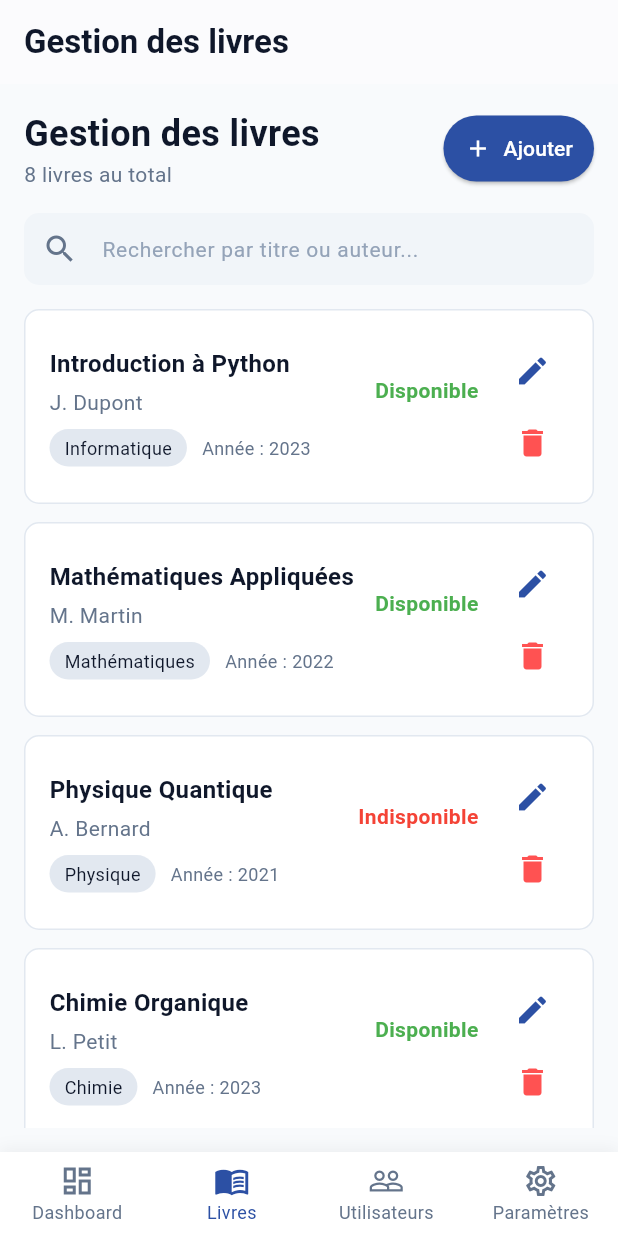
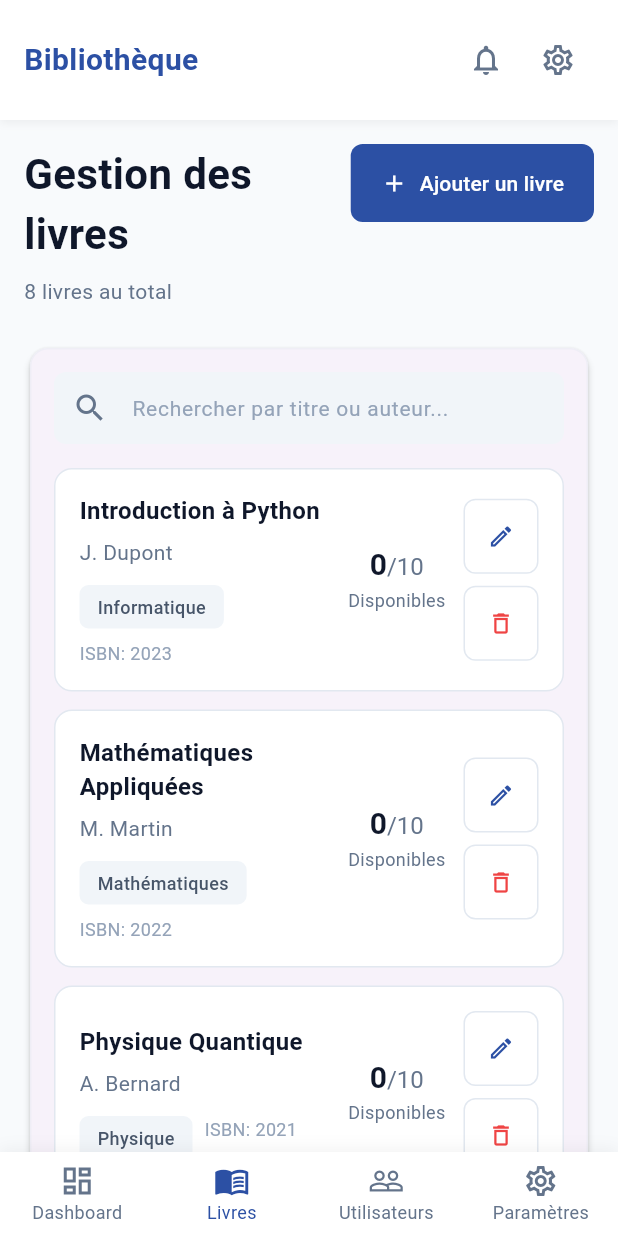
Before and after one commit to fickou/gestion_biblitheque, a Flutter app: the BooksAdminPage screen opened by its route, on a phone screen of 412 x 824 dp. Run offline on Flutter 3.47's test engine with Material 3 defaults, Android fonts, the phone set to English and light mode, and no system bars; our stand-ins replace firebase_core, flutter_riverpod, go_router; accounts and stored records are empty.

Commit message:
ajout des pages books et bookDetails admin

```diff
--- a/lib/config/routes.dart
+++ b/lib/config/routes.dart
@@ -73,10 +73,13 @@ final routerProvider = Provider<GoRouter>((ref) {
         builder: (context, state) => const BooksAdminPage(),
       ),
       GoRoute(
-        path: '/admin/booksdetails',
-        name: 'admin_booksdetails',
-        builder: (context, state) => const BookDetailPage(id: '1',),
-      ),
+      path: '/admin/booksdetails/:id',  // ← Ajoutez :id ici
+      name: 'admin_booksdetails',
+      builder: (context, state) {
+        final id = state.pathParameters['id']!;  // ← Récupérez l'ID
+        return BookDetailPage(id: id);
+      },
+    ),
 
       GoRoute(
         path: '/admin/emprunts',
--- a/lib/screens/admin/books.dart
+++ b/lib/screens/admin/books.dart
@@ -1,6 +1,7 @@
 import 'package:flutter/material.dart';
 import 'package:go_router/go_router.dart';
 import '../../models/book.dart';
+
 class BooksAdminPage extends StatefulWidget {
   const BooksAdminPage({super.key});
 
@@ -11,11 +12,11 @@ class BooksAdminPage extends StatefulWidget {
 class _BooksAdminPageState extends State<BooksAdminPage> {
   String _searchQuery = '';
   late List<Book> _books;
+  bool _isAddDialogOpen = false;
 
   @override
   void initState() {
     super.initState();
-    // Tu peux remplacer par ta vraie source API plus tard
     _books = Book.catalogueBooks;
   }
 
@@ -26,13 +27,91 @@ class _BooksAdminPageState extends State<BooksAdminPage> {
 
     ScaffoldMessenger.of(context).showSnackBar(
       SnackBar(
-        backgroundColor: Colors.green,
+        backgroundColor: const Color(0xFF10B981),
+        behavior: SnackBarBehavior.floating,
+        shape: RoundedRectangleBorder(borderRadius: BorderRadius.circular(8)),
         content: Text(
           '"$title" supprimé avec succès',
-          style: const TextStyle(color: Colors.white),
+          style: const TextStyle(color: Colors.white, fontWeight: FontWeight.w500),
+        ),
+        duration: const Duration(seconds: 3),
+      ),
+    );
+  }
+
+  void _showAddBookDialog() {
+    setState(() => _isAddDialogOpen = true);
+
+    showDialog(
+      context: context,
+      builder: (context) => Dialog(
+        shape: RoundedRectangleBorder(borderRadius: BorderRadius.circular(16)),
+        child: Container(
+          constraints: const BoxConstraints(maxWidth: 600),
+          padding: const EdgeInsets.all(24),
+          child: Column(
+            mainAxisSize: MainAxisSize.min,
+            crossAxisAlignment: CrossAxisAlignment.start,
+            children: [
+              Row(
+                mainAxisAlignment: MainAxisAlignment.spaceBetween,
+                children: [
+                  const Text(
+                    'Ajouter un nouveau livre',
+                    style: TextStyle(
+                      fontSize: 20,
+                      fontWeight: FontWeight.bold,
+                      color: Color(0xFF0F172A),
                     ),
                   ),
-    );
+                  IconButton(
+                    icon: const Icon(Icons.close, color: Color(0xFF64748B)),
+                    onPressed: () {
+                      Navigator.pop(context);
+                      setState(() => _isAddDialogOpen = false);
+                    },
+                  ),
+                ],
+              ),
+              const SizedBox(height: 24),
+              const Text(
+                'Formulaire à implémenter ici',
+                style: TextStyle(color: Color(0xFF64748B)),
+              ),
+              const SizedBox(height: 24),
+              Row(
+                mainAxisAlignment: MainAxisAlignment.end,
+                children: [
+                  TextButton(
+                    onPressed: () {
+                      Navigator.pop(context);
+                      setState(() => _isAddDialogOpen = false);
+                    },
+                    child: const Text('Annuler'),
+                  ),
+                  const SizedBox(width: 8),
+                  ElevatedButton(
+                    onPressed: () {
+                      Navigator.pop(context);
+                      setState(() => _isAddDialogOpen = false);
+                    },
+                    style: ElevatedButton.styleFrom(
+                      backgroundColor: const Color(0xFF2C50A4),
+                      foregroundColor: Colors.white,
+                      padding: const EdgeInsets.symmetric(horizontal: 24, vertical: 12),
+                      shape: RoundedRectangleBorder(
+                        borderRadius: BorderRadius.circular(8),
+                      ),
+                    ),
+                    child: const Text('Ajouter'),
+                  ),
+                ],
+              ),
+            ],
+          ),
+        ),
+      ),
+    ).then((_) => setState(() => _isAddDialogOpen = false));
   }
 
   @override
@@ -45,39 +124,90 @@ class _BooksAdminPageState extends State<BooksAdminPage> {
 
     return Scaffold(
       backgroundColor: const Color(0xFFF8FAFC),
-      appBar: AppBar(
-        backgroundColor: Colors.white,
-        elevation: 0.5,
-        title: const Text(
-          "Gestion des livres",
+      body: SafeArea(
+        child: Column(
+          children: [
+            _buildHeader(),
+            Expanded(
+              child: SingleChildScrollView(
+                padding: const EdgeInsets.all(16),
+                child: Column(
+                  crossAxisAlignment: CrossAxisAlignment.start,
+                  children: [
+                    _buildPageHeader(),
+                    const SizedBox(height: 24),
+                    _buildSearchCard(filtered),
+                    const SizedBox(height: 80),
+                  ],
+                ),
+              ),
+            ),
+          ],
+        ),
+      ),
+      bottomNavigationBar: _buildBottomNav(),
+    );
+  }
+
+  Widget _buildHeader() {
+    return Container(
+      decoration: BoxDecoration(
+        color: Colors.white,
+        boxShadow: [
+          BoxShadow(
+            color: Colors.black.withOpacity(0.05),
+            blurRadius: 4,
+            offset: const Offset(0, 2),
+          ),
+        ],
+      ),
+      padding: const EdgeInsets.all(16),
+      child: Row(
+        children: [
+          const Text(
+            'Bibliothèque',
             style: TextStyle(
+              fontSize: 20,
+              fontWeight: FontWeight.bold,
+              color: Color(0xFF2C50A4),
+            ),
+          ),
+          const Spacer(),
+          IconButton(
+            icon: const Icon(Icons.notifications_outlined),
+            color: const Color(0xFF64748B),
+            onPressed: () {},
+          ),
+          IconButton(
+            icon: const Icon(Icons.settings_outlined),
+            color: const Color(0xFF64748B),
+            onPressed: () {},
+          ),
+        ],
+      ),
+    );
+  }
+
+  Widget _buildPageHeader() {
+    return Row(
+      mainAxisAlignment: MainAxisAlignment.spaceBetween,
+      crossAxisAlignment: CrossAxisAlignment.start,
+      children: [
+        Expanded(
+          child: Column(
+            crossAxisAlignment: CrossAxisAlignment.start,
+            children: [
+              const Text(
+                'Gestion des livres',
+                style: TextStyle(
+                  fontSize: 28,
                   fontWeight: FontWeight.bold,
                   color: Color(0xFF0F172A),
                 ),
               ),
-      ),
-
-      body: Padding(
-        padding: const EdgeInsets.all(16),
-        child: Column(
-          children: [
-            // === HEADER ===
-            Row(
-              mainAxisAlignment: MainAxisAlignment.spaceBetween,
-              children: [
-                Column(
-                  crossAxisAlignment: CrossAxisAlignment.start,
-                  children: [
-                    const Text(
-                      "Gestion des livres",
-                      style: TextStyle(
-                        fontSize: 24,
-                        fontWeight: FontWeight.bold,
-                        color: Color(0xFF0F172A),
-                      ),
-                    ),
+              const SizedBox(height: 8),
               Text(
-                      "${_books.length} livres au total",
+                '${_books.length} livres au total',
                 style: const TextStyle(
                   fontSize: 14,
                   color: Color(0xFF64748B),
@@ -85,63 +215,95 @@ class _BooksAdminPageState extends State<BooksAdminPage> {
               ),
             ],
           ),
-
-                // === BOUTON AJOUTER ===
+        ),
+        const SizedBox(width: 16),
         ElevatedButton.icon(
-                  onPressed: () {},
+          onPressed: _showAddBookDialog,
           icon: const Icon(Icons.add, size: 18),
-                  label: const Text("Ajouter"),
+          label: const Text('Ajouter un livre'),
           style: ElevatedButton.styleFrom(
             backgroundColor: const Color(0xFF2C50A4),
             foregroundColor: Colors.white,
-                    padding: const EdgeInsets.symmetric(
-                        horizontal: 14, vertical: 12),
+            padding: const EdgeInsets.symmetric(horizontal: 20, vertical: 16),
+            shape: RoundedRectangleBorder(
+              borderRadius: BorderRadius.circular(8),
             ),
-                )
+            elevation: 0,
+          ),
+        ),
       ],
+    );
+  }
+
+  Widget _buildSearchCard(List<Book> filtered) {
+    return Card(
+      elevation: 2,
+      shape: RoundedRectangleBorder(
+        borderRadius: BorderRadius.circular(12),
+        side: BorderSide(
+          color: const Color(0xFFE2E8F0).withOpacity(0.4),
+          width: 1,
         ),
-
-            const SizedBox(height: 16),
-
-            // === BARRE DE RECHERCHE ===
-            TextField(
+      ),
+      child: Column(
+        children: [
+          // Search Bar
+          Padding(
+            padding: const EdgeInsets.all(16),
+            child: TextField(
               onChanged: (v) => setState(() => _searchQuery = v),
               decoration: InputDecoration(
                 prefixIcon: const Icon(Icons.search, color: Color(0xFF64748B)),
-                hintText: "Rechercher par titre ou auteur...",
-                hintStyle:
-                    const TextStyle(color: Color(0xFF94A3B8), fontSize: 14),
+                hintText: 'Rechercher par titre ou auteur...',
+                hintStyle: const TextStyle(
+                  color: Color(0xFF94A3B8),
+                  fontSize: 14,
+                ),
                 filled: true,
                 fillColor: const Color(0xFFF1F5F9),
-                contentPadding:
-                    const EdgeInsets.symmetric(horizontal: 16, vertical: 12),
+                contentPadding: const EdgeInsets.symmetric(
+                  horizontal: 16,
+                  vertical: 12,
+                ),
                 border: OutlineInputBorder(
-                  borderRadius: BorderRadius.circular(10),
+                  borderRadius: BorderRadius.circular(8),
                   borderSide: BorderSide.none,
                 ),
               ),
             ),
+          ),
 
-            const SizedBox(height: 16),
-
-            // === LISTE ===
-            Expanded(
-              child: ListView.builder(
+          // Books List
+          ListView.separated(
+            shrinkWrap: true,
+            physics: const NeverScrollableScrollPhysics(),
+            padding: const EdgeInsets.fromLTRB(16, 0, 16, 16),
             itemCount: filtered.length,
+            separatorBuilder: (context, index) => const SizedBox(height: 12),
             itemBuilder: (context, index) {
               final book = filtered[index];
+              return _buildBookCard(book);
+            },
+          ),
+        ],
+      ),
+    );
+  }
 
-                  return Container(
-                    margin: const EdgeInsets.only(bottom: 12),
+  Widget _buildBookCard(Book book) {
+    return InkWell(
+      onTap: () => context.go('/admin/booksdetails/${book.id}'),
+      borderRadius: BorderRadius.circular(12),
+      child: Container(
         padding: const EdgeInsets.all(16),
         decoration: BoxDecoration(
           color: Colors.white,
           border: Border.all(color: const Color(0xFFE2E8F0)),
-                      borderRadius: BorderRadius.circular(10),
+          borderRadius: BorderRadius.circular(12),
         ),
         child: Row(
           children: [
-                        // === INFORMATIONS LIVRE ===
+          // Book Info
           Expanded(
             child: Column(
               crossAxisAlignment: CrossAxisAlignment.start,
@@ -150,11 +312,11 @@ class _BooksAdminPageState extends State<BooksAdminPage> {
                   book.title,
                   style: const TextStyle(
                     fontSize: 16,
-                                  fontWeight: FontWeight.bold,
+                    fontWeight: FontWeight.w600,
                     color: Color(0xFF0F172A),
                   ),
                 ),
-                              const SizedBox(height: 4),
+                const SizedBox(height: 6),
                 Text(
                   book.author,
                   style: const TextStyle(
@@ -162,32 +324,34 @@ class _BooksAdminPageState extends State<BooksAdminPage> {
                     color: Color(0xFF64748B),
                   ),
                 ),
-                              const SizedBox(height: 8),
-
-                              Row(
+                const SizedBox(height: 12),
+                Wrap(
+                  spacing: 8,
+                  runSpacing: 8,
                   children: [
                     Container(
                       padding: const EdgeInsets.symmetric(
-                                        horizontal: 10, vertical: 4),
+                        horizontal: 12,
+                        vertical: 6,
+                      ),
                       decoration: BoxDecoration(
-                                      color: const Color(0xFFE2E8F0),
-                                      borderRadius: BorderRadius.circular(14),
+                        color: const Color(0xFFF1F5F9),
+                        borderRadius: BorderRadius.circular(6),
                       ),
                       child: Text(
                         book.category,
                         style: const TextStyle(
                           fontSize: 12,
-                                          color: Color(0xFF0F172A)),
+                          fontWeight: FontWeight.w500,
+                          color: Color(0xFF475569),
                         ),
                       ),
-                                  const SizedBox(width: 10),
-
-                                  // ISBN : on ne l’a pas → on utilise year ou ''.
+                    ),
                     Text(
-                                    "Année : ${book.year}",
+                      'ISBN: ${book.year}',
                       style: const TextStyle(
                         fontSize: 12,
-                                      color: Color(0xFF64748B),
+                        color: Color(0xFF94A3B8),
                       ),
                     ),
                   ],
@@ -196,26 +360,38 @@ class _BooksAdminPageState extends State<BooksAdminPage> {
             ),
           ),
 
-                        // === DISPONIBILITÉ ===
+          const SizedBox(width: 16),
+
+          // Availability Info
           Column(
             children: [
-                            Text(
-                              book.available ? "Disponible" : "Indisponible",
+              RichText(
+                text: TextSpan(
+                  children: [
+                    TextSpan(
+                      text: '${book.copies ?? 0}',
+                      style: const TextStyle(
+                        fontSize: 20,
+                        fontWeight: FontWeight.bold,
+                        color: Color(0xFF0F172A),
+                      ),
+                    ),
+                    const TextSpan(
+                      text: '/10',
                       style: TextStyle(
-                                fontWeight: FontWeight.bold,
-                                color: book.available
-                                    ? Colors.green
-                                    : Colors.red,
+                        fontSize: 16,
+                        color: Color(0xFF64748B),
+                      ),
+                    ),
+                  ],
                 ),
               ),
               const SizedBox(height: 4),
-                            Text(
-                              book.copies != null
-                                  ? "${book.copies} copies"
-                                  : "",
-                              style: const TextStyle(
+              const Text(
+                'Disponibles',
+                style: TextStyle(
+                  fontSize: 12,
                   color: Color(0xFF64748B),
-                                fontSize: 12,
                 ),
               ),
             ],
@@ -223,36 +399,51 @@ class _BooksAdminPageState extends State<BooksAdminPage> {
 
           const SizedBox(width: 12),
 
-                        // === BOUTONS ACTIONS ===
+          // Action Buttons
           Column(
             children: [
-                            // ÉDITER (fonction à implémenter)
-                            IconButton(
-                              icon: const Icon(Icons.edit,
-                                  color: Color(0xFF2C50A4)),
-                              onPressed: () {},
+              Container(
+                decoration: BoxDecoration(
+                  border: Border.all(color: const Color(0xFFE2E8F0)),
+                  borderRadius: BorderRadius.circular(8),
                 ),
-
-                            // SUPPRIMER
-                            IconButton(
-                              icon: const Icon(Icons.delete,
-                                  color: Colors.redAccent),
-                              onPressed: () =>
-                                  _deleteBook(book.id, book.title),
+                child: IconButton(
+                  icon: const Icon(Icons.edit_outlined, size: 18),
+                  color: const Color(0xFF2C50A4),
+                  padding: const EdgeInsets.all(8),
+                  constraints: const BoxConstraints(
+                    minWidth: 36,
+                    minHeight: 36,
+                  ),
+                  onPressed: () {
+                    // Empêche la navigation vers les détails
+                  },
+                ),
+              ),
+              const SizedBox(height: 8),
+              Container(
+                decoration: BoxDecoration(
+                  border: Border.all(color: const Color(0xFFE2E8F0)),
+                  borderRadius: BorderRadius.circular(8),
+                ),
+                child: IconButton(
+                  icon: const Icon(Icons.delete_outline, size: 18),
+                  color: const Color(0xFFEF4444),
+                  padding: const EdgeInsets.all(8),
+                  constraints: const BoxConstraints(
+                    minWidth: 36,
+                    minHeight: 36,
+                  ),
+                  onPressed: () {
+                    _deleteBook(book.id, book.title);
+                  },
+                ),
               ),
             ],
           ),
         ],
       ),
-                  );
-                },
-              ),
-            ),
-          ],
-        ),
-      ),
-      bottomNavigationBar: _buildBottomNav(),
-    );
+    ));
   }
 
   Widget _buildBottomNav() {
@@ -272,7 +463,7 @@ class _BooksAdminPageState extends State<BooksAdminPage> {
         onTap: (index) => _onItemTapped(index, context),
         type: BottomNavigationBarType.fixed,
         backgroundColor: Colors.white,
-        selectedItemColor: const Color.fromARGB(255, 44, 80, 164),
+        selectedItemColor: const Color(0xFF2C50A4),
         unselectedItemColor: const Color(0xFF64748B),
         selectedFontSize: 12,
         unselectedFontSize: 12,
@@ -303,7 +494,6 @@ class _BooksAdminPageState extends State<BooksAdminPage> {
     );
   }
 
-  // Méthode pour déterminer l'index actuel
   int _getCurrentIndex(BuildContext context) {
     final location = GoRouterState.of(context).matchedLocation;
     if (location == '/admin/dashboard') return 0;
@@ -313,7 +503,6 @@ class _BooksAdminPageState extends State<BooksAdminPage> {
     return 0;
   }
 
-  // Navigation pour la bottom bar
   void _onItemTapped(int index, BuildContext context) {
     switch (index) {
       case 0:
--- a/lib/screens/admin/booksdetails.dart
+++ b/lib/screens/admin/booksdetails.dart
@@ -1,4 +1,4 @@
-// lib/screens/book_detail_page.dart
+// lib/screens/bookdetails.dart
 import 'package:flutter/material.dart';
 import 'package:go_router/go_router.dart';
 import '../../models/book.dart';
--- a/pubspec.yaml
+++ b/pubspec.yaml
@@ -36,6 +36,10 @@ dependencies:
   cupertino_icons: ^1.0.8
   go_router: ^17.0.0
   flutter_riverpod: ^3.0.3
+  firebase_core: ^4.2.1
+  firebase_auth: ^6.1.2
+  cloud_firestore: ^6.1.0
+  firebase_storage: ^13.0.4
 
 dev_dependencies:
   flutter_test:
```
Also changed, not shown: firebase.json (added), lib/firebase_options.dart (added), pubspec.lock, 6 other files. Lines whose indentation alone changed are shown as unchanged.
